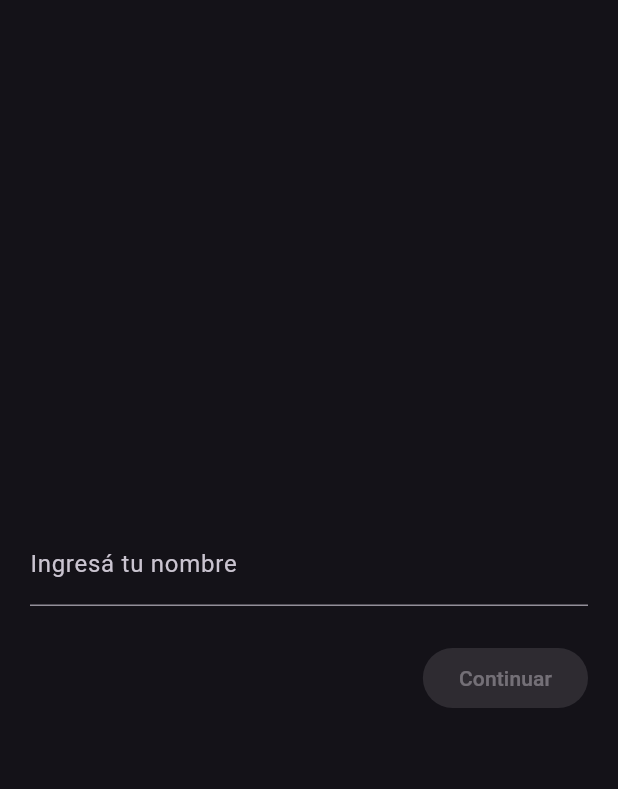
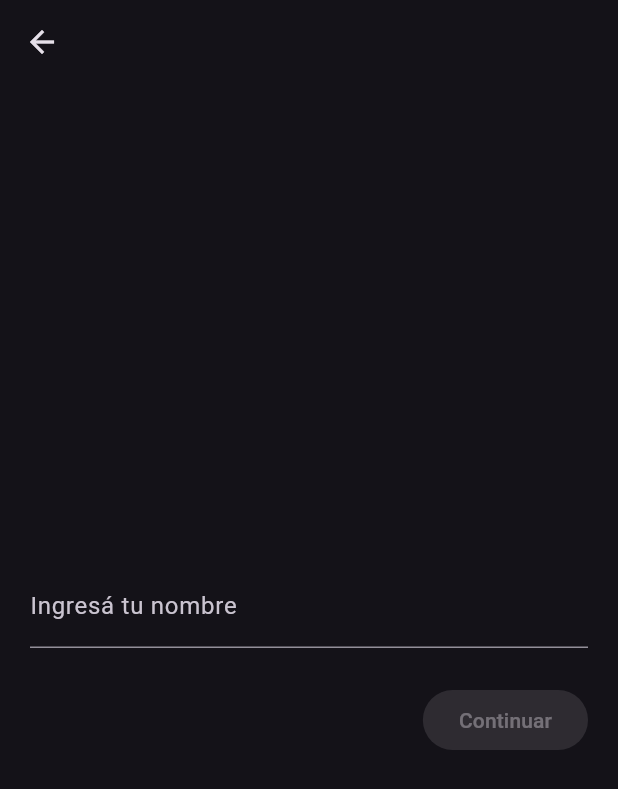
Before and after one commit to ivaneidel/colorama, a Flutter app: the InitPage screen opened directly, on a phone screen of 412 x 824 dp. Shown: the top 789 px of the screen. Run offline on Flutter 3.47's test engine with Material 2 defaults, Android fonts, the phone set to English and light mode, and no system bars; our stand-ins replace cloud_firestore, firebase_core; accounts and stored records are empty; generated files the repository leaves out were written again.

Commit message:
chore: Small tweaks

```diff
--- a/lib/pages/init.dart
+++ b/lib/pages/init.dart
@@ -49,9 +49,8 @@ class _InitPageState extends State<InitPage> {
 
   @override
   Widget build(BuildContext context) {
-    return WillPopScope(
-      onWillPop: () async => false,
-      child: Scaffold(
+    return Scaffold(
+      appBar: AppBar(),
       body: SizedBox(
         width: MediaQuery.of(context).size.width,
         child: Padding(
@@ -93,7 +92,6 @@ class _InitPageState extends State<InitPage> {
           ),
         ),
       ),
-      ),
     );
   }
 }
--- a/lib/pages/join.dart
+++ b/lib/pages/join.dart
@@ -52,9 +52,8 @@ class JoinPageState extends State<JoinPage> {
 
   @override
   Widget build(BuildContext context) {
-    return WillPopScope(
-      onWillPop: () async => false,
-      child: Scaffold(
+    return Scaffold(
+      appBar: AppBar(),
       body: SizedBox(
         width: MediaQuery.of(context).size.width,
         child: Padding(
@@ -110,7 +109,6 @@ class JoinPageState extends State<JoinPage> {
           ),
         ),
       ),
-      ),
     );
   }
 }
```
Also changed, not shown: lib/pages/finish.dart (+5 -2 lines), 1 other file. Lines whose indentation alone changed are shown as unchanged.
